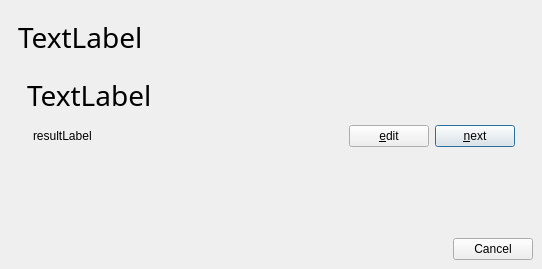
First picture: the form in VocableQuiz.ui, repository nsams/vocablecoach, before the edit.
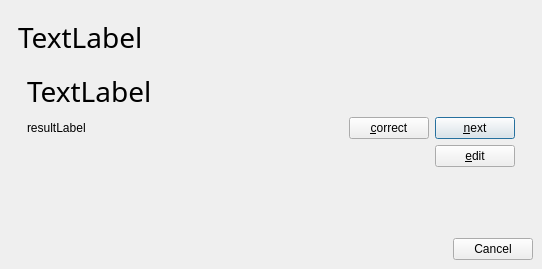
Second picture: the form after the edit.

Commit message: - possibility to mark an incorrect answer as correct

```diff
--- a/VocableQuiz.ui
+++ b/VocableQuiz.ui
@@ -25,14 +25,32 @@
       <number>0</number>
      </property>
      <widget class="QWidget" name="quizPage" >
-      <layout class="QGridLayout" >
+      <layout class="QVBoxLayout" >
        <property name="margin" >
         <number>9</number>
        </property>
        <property name="spacing" >
         <number>6</number>
        </property>
-       <item row="1" column="0" >
+       <item>
+        <widget class="QLabel" name="nativeLabel" >
+         <property name="font" >
+          <font>
+           <family>Sans Serif</family>
+           <pointsize>21</pointsize>
+           <weight>50</weight>
+           <italic>false</italic>
+           <bold>false</bold>
+           <underline>false</underline>
+           <strikeout>false</strikeout>
+          </font>
+         </property>
+         <property name="text" >
+          <string>TextLabel</string>
+         </property>
+        </widget>
+       </item>
+       <item>
         <widget class="QStackedWidget" name="buttonsStack" >
          <property name="currentIndex" >
           <number>1</number>
@@ -96,6 +114,13 @@
            <property name="spacing" >
             <number>6</number>
            </property>
+           <item row="2" column="3" >
+            <widget class="QPushButton" name="editButton" >
+             <property name="text" >
+              <string>&amp;edit</string>
+             </property>
+            </widget>
+           </item>
            <item row="0" column="0" colspan="3" >
             <widget class="QLabel" name="resultLabel" >
              <property name="font" >
@@ -114,24 +139,17 @@
              </property>
             </widget>
            </item>
-           <item row="1" column="1" >
-            <widget class="QLabel" name="resultTextLabel" >
-             <property name="text" >
-              <string>resultLabel</string>
-             </property>
-            </widget>
-           </item>
-           <item row="1" column="4" >
-            <widget class="QPushButton" name="nextButton" >
-             <property name="text" >
-              <string>&amp;next</string>
-             </property>
-             <property name="default" >
-              <bool>true</bool>
-             </property>
-            </widget>
-           </item>
            <item row="1" column="2" >
+            <widget class="QPushButton" name="correctButton" >
+             <property name="toolTip" >
+              <string>mark correct and move to next vocable</string>
+             </property>
+             <property name="text" >
+              <string>&amp;correct</string>
+             </property>
+            </widget>
+           </item>
+           <item row="1" column="1" >
             <spacer>
              <property name="orientation" >
               <enum>Qt::Horizontal</enum>
@@ -145,9 +163,19 @@
             </spacer>
            </item>
            <item row="1" column="3" >
-            <widget class="QPushButton" name="editButton" >
+            <widget class="QPushButton" name="nextButton" >
              <property name="text" >
-              <string>&amp;edit</string>
+              <string>&amp;next</string>
+             </property>
+             <property name="default" >
+              <bool>true</bool>
+             </property>
+            </widget>
+           </item>
+           <item row="1" column="0" >
+            <widget class="QLabel" name="resultTextLabel" >
+             <property name="text" >
+              <string>resultLabel</string>
              </property>
             </widget>
            </item>
@@ -155,7 +183,7 @@
          </widget>
         </widget>
        </item>
-       <item row="2" column="0" >
+       <item>
         <spacer>
          <property name="orientation" >
           <enum>Qt::Vertical</enum>
@@ -168,25 +196,7 @@
          </property>
         </spacer>
        </item>
-       <item row="0" column="0" >
-        <widget class="QLabel" name="nativeLabel" >
-         <property name="font" >
-          <font>
-           <family>Sans Serif</family>
-           <pointsize>21</pointsize>
-           <weight>50</weight>
-           <italic>false</italic>
-           <bold>false</bold>
-           <underline>false</underline>
-           <strikeout>false</strikeout>
-          </font>
-         </property>
-         <property name="text" >
-          <string>TextLabel</string>
-         </property>
-        </widget>
-       </item>
-       <item row="3" column="0" >
+       <item>
         <widget class="QLabel" name="helpLabel" >
          <property name="text" >
           <string/>
```
The commit also changes 3 other files.
